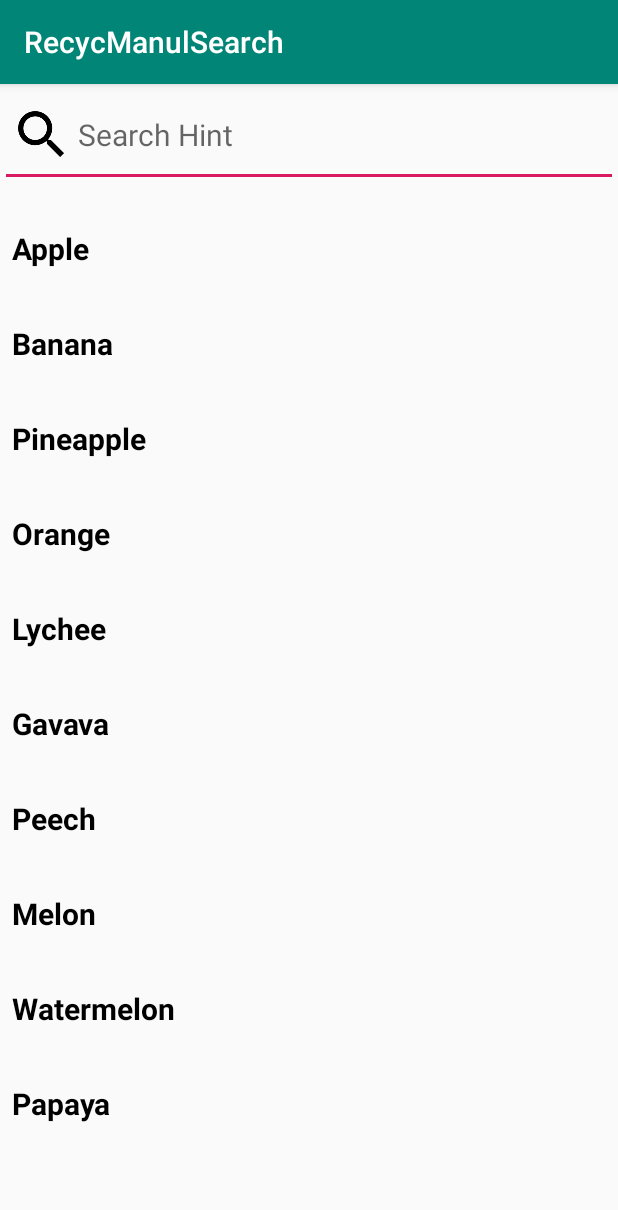
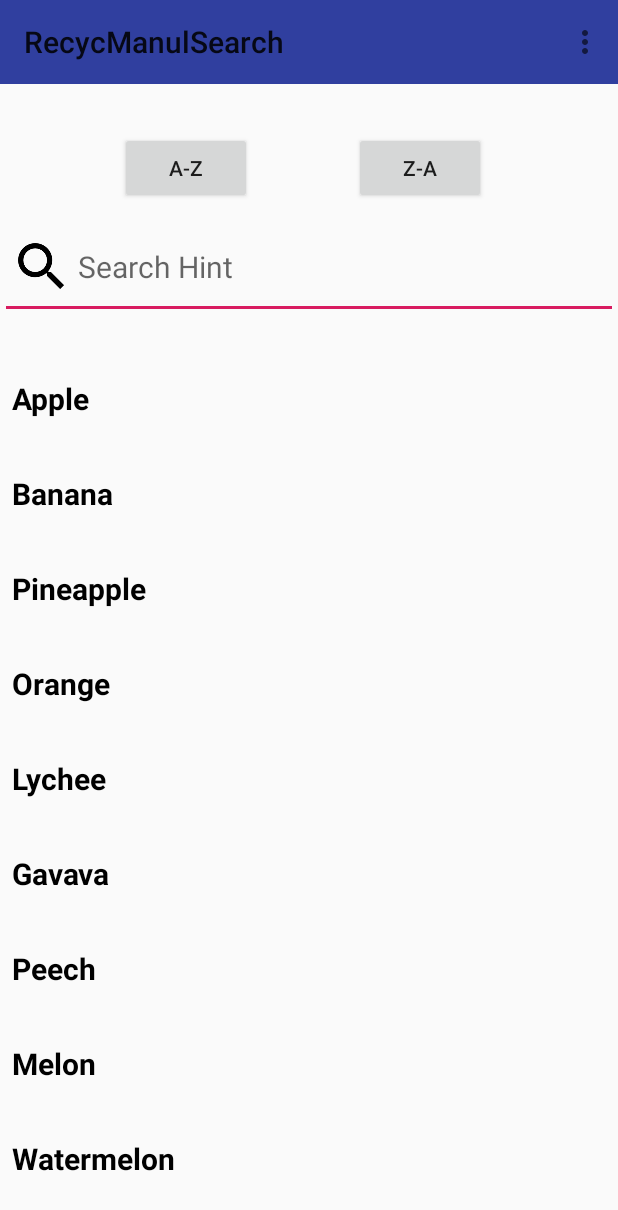
Before and after one commit to MohammedSaliya/RecycManulSearch, an Android app: the screen it shows after launch (MainActivity), on a phone screen of 412 x 824 dp. Shown: the top 1210 px of the screen. Run offline under Robolectric (Android 15) with nearby library versions, the phone set to English and light mode, and no system bars.

```diff
--- a/app/src/main/java/com/spider/saliya/recycmanulsearch/Bean/Bean.java
+++ /dev/null
@@ -1,19 +0,0 @@
-package com.spider.saliya.recycmanulsearch.Bean;
-
-public class Bean {
-
-
-    private String name;
-
-    public Bean(String name) {
-        this.name = name;
-    }
-
-    public String getName() {
-        return name;
-    }
-
-    public void setName(String name) {
-        this.name = name;
-    }
-}
--- a/app/src/main/java/com/spider/saliya/recycmanulsearch/MainActivity.java
+++ b/app/src/main/java/com/spider/saliya/recycmanulsearch/MainActivity.java
@@ -6,14 +6,25 @@ import android.support.v7.widget.DefaultItemAnimator;
 import android.support.v7.widget.LinearLayoutManager;
 import android.support.v7.widget.RecyclerView;
 import android.support.v7.widget.SearchView;
+import android.support.v7.widget.Toolbar;
 import android.text.Editable;
 import android.text.TextWatcher;
+import android.view.ContextMenu;
+import android.view.Menu;
+import android.view.MenuInflater;
+import android.view.MenuItem;
+import android.view.View;
+import android.widget.ArrayAdapter;
+import android.widget.Button;
 import android.widget.EditText;
 import android.widget.Toast;
 
 import com.spider.saliya.recycmanulsearch.RecycAdapter.RecycAdapter;
 
 import java.util.ArrayList;
+import java.util.Collections;
+
+import static android.widget.Toast.LENGTH_LONG;
 
 public class MainActivity extends AppCompatActivity {
 
@@ -21,6 +32,11 @@ public class MainActivity extends AppCompatActivity {
     EditText editsearch;
     RecycAdapter adapter;
     ArrayList<String> arrayList;
+    Toolbar toolbar;
+
+    Button asc;
+    Button des;
+    private boolean ascending = true;
 
 
     @Override
@@ -30,6 +46,14 @@ public class MainActivity extends AppCompatActivity {
 
         recyclerView = findViewById(R.id.recyclerView);
         editsearch = findViewById(R.id.editsearch);
+        toolbar = findViewById(R.id.toolbar);
+        this.initializeViews();
+        setSupportActionBar(toolbar);
+
+//        asc = findViewById(R.id.asc);
+
+        //  toolbar.inflateMenu(R.menu.menu);
+
 /*
         recyclerView.setHasFixedSize(true);
         RecyclerView.LayoutManager mLayoutManager = new LinearLayoutManager(getApplicationContext());
@@ -38,6 +62,7 @@ public class MainActivity extends AppCompatActivity {
 
         arrayList = new ArrayList();
 
+        arrayList.clear();
         arrayList.add("Apple");
         arrayList.add("Banana");
         arrayList.add("Pineapple");
@@ -49,10 +74,11 @@ public class MainActivity extends AppCompatActivity {
         arrayList.add("Watermelon");
         arrayList.add("Papaya");
 
+
         recyclerView.setHasFixedSize(true);
         recyclerView.setLayoutManager(new LinearLayoutManager(this));
 
-        adapter = new RecycAdapter(arrayList);
+        adapter = new RecycAdapter(this, arrayList);
         recyclerView.setAdapter(adapter);
 
         editsearch.addTextChangedListener(new TextWatcher() {
@@ -74,6 +100,70 @@ public class MainActivity extends AppCompatActivity {
         });
     }
 
+    @Override
+    public boolean onCreateOptionsMenu(Menu menus) {
+
+        MenuInflater menuInflater = getMenuInflater();
+        menuInflater.inflate(R.menu.menu, menus);
+        //setTitle("SELECT A PRODUCT");
+        return true;
+    }
+
+
+    @Override
+    public boolean onOptionsItemSelected(MenuItem item) {
+        int id = item.getItemId();
+        switch (id) {
+            case R.id.atoz:
+                Toast.makeText(getApplicationContext(), "You Selected Ascending", Toast.LENGTH_LONG).show();
+                Collections.sort(arrayList);
+                initializeViews();
+                return true;
+            case R.id.ztoa:
+                Toast.makeText(getApplicationContext(), "You Selected Descending", Toast.LENGTH_LONG).show();
+                Collections.reverse(arrayList);
+                initializeViews();
+
+                return true;
+
+            default:
+                return super.onOptionsItemSelected(item);
+        }
+    }
+
+
+   private void initializeViews() {
+
+        recyclerView = (RecyclerView) findViewById(R.id.recyclerView);
+        recyclerView.setLayoutManager(new LinearLayoutManager(this));
+
+        asc = (Button) findViewById(R.id.asc);
+
+        asc.setOnClickListener(new View.OnClickListener() {
+            @Override
+            public void onClick(View view) {
+                Collections.sort(arrayList);
+                adapter = new RecycAdapter(MainActivity.this, arrayList);
+                recyclerView.setAdapter(adapter);
+
+            }
+        });
+
+        des = findViewById(R.id.des);
+
+        des.setOnClickListener(new View.OnClickListener() {
+            @Override
+            public void onClick(View v) {
+                Collections.reverse(arrayList);
+                adapter = new RecycAdapter(MainActivity.this, arrayList);
+                recyclerView.setAdapter(adapter);
+
+
+            }
+        });
+    }
+
+
     private void filter(String text) {
         ArrayList<String> filterdNames = new ArrayList<>();
 
@@ -89,4 +179,6 @@ public class MainActivity extends AppCompatActivity {
         //calling a method of the adapter class and passing the filtered list
         adapter.filterList(filterdNames);
     }
+
+
 }
--- a/app/src/main/java/com/spider/saliya/recycmanulsearch/RecycAdapter/RecycAdapter.java
+++ b/app/src/main/java/com/spider/saliya/recycmanulsearch/RecycAdapter/RecycAdapter.java
@@ -9,7 +9,6 @@ import android.view.ViewGroup;
 import android.widget.Filter;
 import android.widget.TextView;
 
-import com.spider.saliya.recycmanulsearch.Bean.Bean;
 import com.spider.saliya.recycmanulsearch.MainActivity;
 import com.spider.saliya.recycmanulsearch.R;
 
@@ -20,14 +19,13 @@ import java.util.Optional;
 public class RecycAdapter extends RecyclerView.Adapter<RecycAdapter.MyViewHolder> {
 
     ArrayList<String> arrayList;
+    MainActivity activity;
 
-
-    public RecycAdapter(ArrayList<String> arrayList) {
+    public RecycAdapter(MainActivity mainActivity, ArrayList<String> arrayList) {
         this.arrayList = arrayList;
+        this.activity = activity;
     }
 
-
-    @NonNull
     @Override
     public MyViewHolder onCreateViewHolder(@NonNull ViewGroup viewGroup, int i) {
         View view = LayoutInflater.from(viewGroup.getContext()).inflate(R.layout.activity_recyc, viewGroup, false);
--- a/app/src/main/res/layout/activity_main.xml
+++ b/app/src/main/res/layout/activity_main.xml
@@ -3,28 +3,64 @@
     xmlns:app="http://schemas.android.com/apk/res-auto"
     xmlns:tools="http://schemas.android.com/tools"
     android:layout_width="match_parent"
-    android:layout_height="match_parent"
-    tools:context=".MainActivity">
+    android:layout_height="match_parent">
 
+    <android.support.v7.widget.Toolbar
+        android:id="@+id/toolbar"
+        android:layout_width="match_parent"
+        android:layout_height="wrap_content"
+        android:background="#303F9F"
+        app:layout_constraintLeft_toLeftOf="parent"
+        app:layout_constraintRight_toRightOf="parent"
+        app:layout_constraintTop_toTopOf="parent" />
+
+    <Button
+        android:id="@+id/asc"
+        android:layout_width="wrap_content"
+        android:layout_height="wrap_content"
+        android:layout_marginStart="80dp"
+        android:layout_marginTop="32dp"
+        android:layout_marginBottom="8dp"
+        android:text="A-z"
+        app:layout_constraintBottom_toTopOf="@+id/editsearch"
+        app:layout_constraintStart_toStartOf="parent"
+        app:layout_constraintTop_toBottomOf="@+id/toolbar"
+        app:layout_constraintVertical_bias="0.0" />
+
+    <Button
+        android:id="@+id/des"
+        android:layout_width="wrap_content"
+        android:layout_height="wrap_content"
+        android:layout_marginTop="32dp"
+        android:layout_marginEnd="88dp"
+        android:layout_marginBottom="8dp"
+        android:text="Z-A"
+        app:layout_constraintBottom_toTopOf="@+id/editsearch"
+        app:layout_constraintEnd_toEndOf="parent"
+        app:layout_constraintTop_toBottomOf="@+id/toolbar"
+        app:layout_constraintVertical_bias="0.0" />
 
     <EditText
         android:id="@+id/editsearch"
         android:layout_width="match_parent"
         android:layout_height="wrap_content"
+        android:layout_marginTop="88dp"
         android:drawableLeft="@mipmap/search"
         android:hint="Search Hint"
         android:singleLine="true"
         android:textSize="20dp"
+        app:layout_constraintHorizontal_bias="0.0"
         app:layout_constraintLeft_toLeftOf="parent"
         app:layout_constraintRight_toRightOf="parent"
-        app:layout_constraintTop_toTopOf="parent" />
+        app:layout_constraintTop_toBottomOf="@+id/toolbar" />
 
     <android.support.v7.widget.RecyclerView
         android:id="@+id/recyclerView"
         android:layout_width="match_parent"
         android:layout_height="wrap_content"
-        android:layout_marginTop="68dp"
+        android:layout_marginTop="224dp"
         android:text="Hello World!"
+        app:layout_constraintHorizontal_bias="0.0"
         app:layout_constraintLeft_toLeftOf="parent"
         app:layout_constraintRight_toRightOf="parent"
         app:layout_constraintTop_toTopOf="parent" />
--- /dev/null
+++ b/app/src/main/res/menu/menu.xml
@@ -0,0 +1,12 @@
+<?xml version="1.0" encoding="utf-8"?>
+<menu xmlns:android="http://schemas.android.com/apk/res/android"
+    xmlns:app="http://schemas.android.com/apk/res-auto">
+    <item
+        android:id="@+id/atoz"
+        android:title="A to Z"
+        app:showAsAction="never"></item>
+    <item
+        android:id="@+id/ztoa"
+        android:title="Z to A"
+        app:showAsAction="never"></item>
+</menu>
--- a/app/src/main/res/values/styles.xml
+++ b/app/src/main/res/values/styles.xml
@@ -1,7 +1,7 @@
 <resources>
 
     <!-- Base application theme. -->
-    <style name="AppTheme" parent="Theme.AppCompat.Light.DarkActionBar">
+    <style name="AppTheme" parent="Theme.AppCompat.Light.NoActionBar">
         <!-- Customize your theme here. -->
         <item name="colorPrimary">@color/colorPrimary</item>
         <item name="colorPrimaryDark">@color/colorPrimaryDark</item>
```
